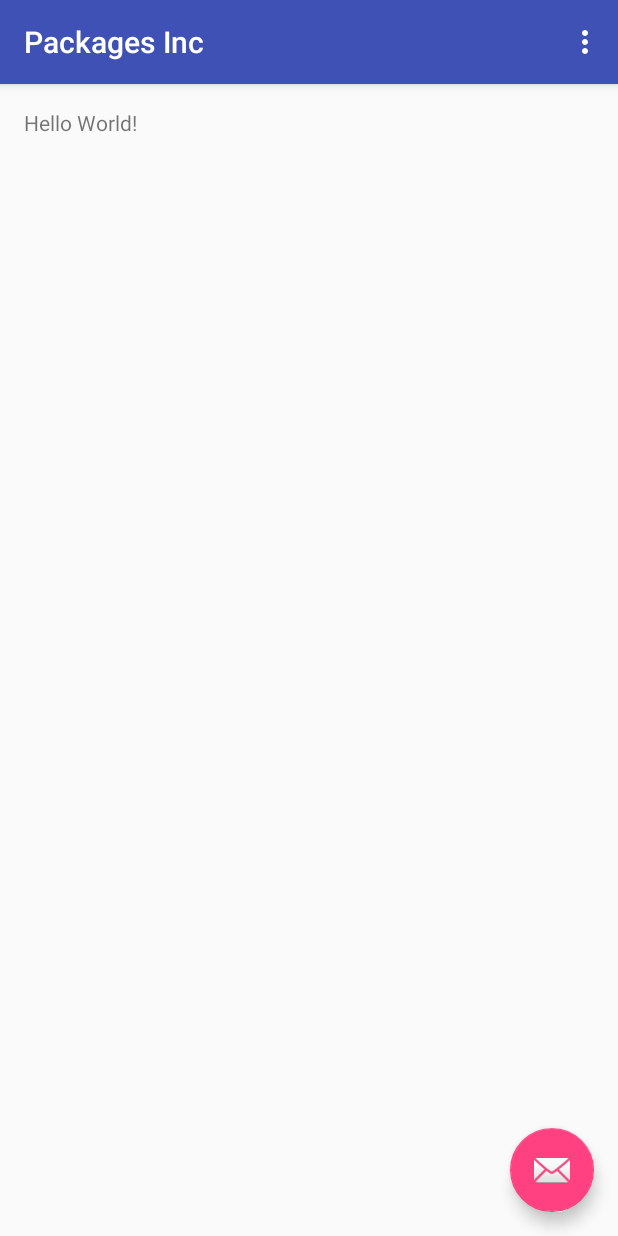
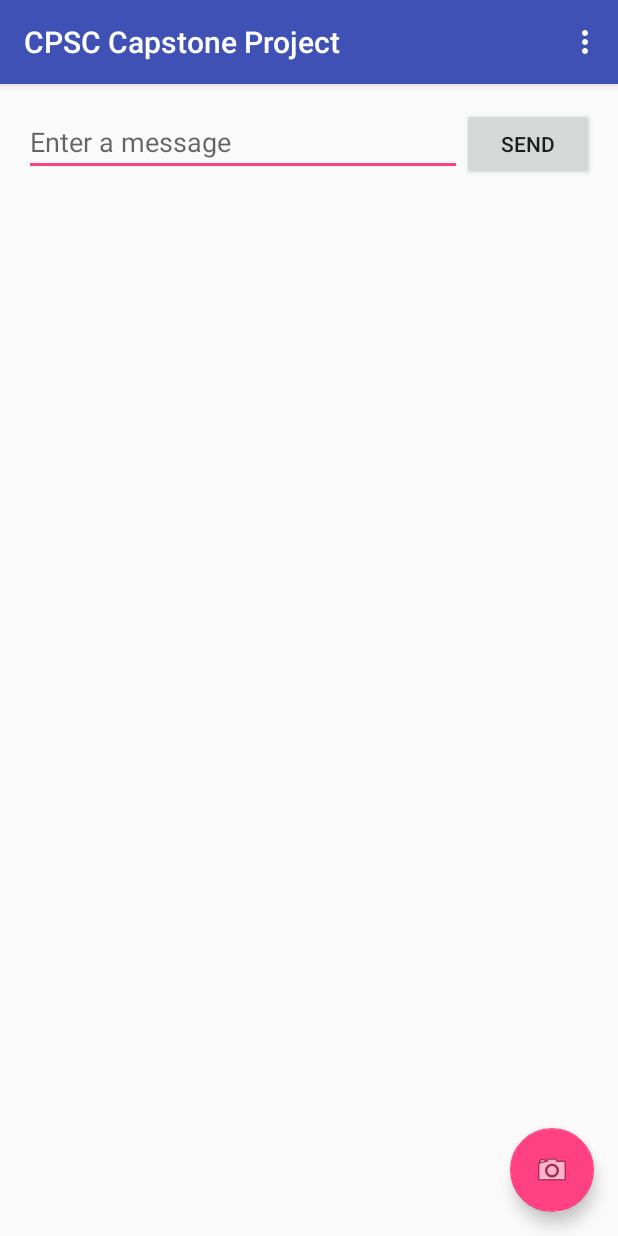
Before and after one commit to AustinTSchaffer/PackagesInc, an Android app: the screen it shows after launch (ActivityMainPage before the commit, MainPage after it), on a phone screen of 412 x 824 dp. Run offline under Robolectric (Android 15) with nearby library versions, the phone set to English and light mode, and no system bars.

Commit message:
Returned Order from Chaos
Combined both the Scandit and AWS portions into a single application that can read barcodes and send their values to a specific AWS table.

Notable bug 1: crashes when null string

Notable bug 2: barcode accuracy

```diff
--- a/app/src/main/AndroidManifest.xml
+++ b/app/src/main/AndroidManifest.xml
@@ -13,14 +13,19 @@
         android:supportsRtl="true"
         android:theme="@style/AppTheme">
         <activity
-            android:name=".ActivityMainPage"
+            android:name=".MainPage"
             android:label="@string/app_name"
             android:theme="@style/AppTheme.NoActionBar">
             <intent-filter>
                 <action android:name="android.intent.action.MAIN" />
-
                 <category android:name="android.intent.category.LAUNCHER" />
             </intent-filter>
+        </activity>
+        <activity android:name=".BarcodeScanner"
+            android:label="@string/title_activity_scan_barcode">
+        </activity>
+        <activity android:name=".DisplayMessage"
+            android:label="@string/title_activity_display_message" >
         </activity>
     </application>
 
--- a/app/src/main/java/com/capstone/packagescanner/packagesinc/ActivityMainPage.java
+++ b/app/src/main/java/com/capstone/packagescanner/packagesinc/MainPage.java
@@ -1,32 +1,50 @@
 package com.capstone.packagescanner.packagesinc;
 
+import android.content.Intent;
 import android.os.Bundle;
 import android.support.design.widget.FloatingActionButton;
-import android.support.design.widget.Snackbar;
 import android.support.v7.app.AppCompatActivity;
 import android.support.v7.widget.Toolbar;
+import android.view.View;
 import android.view.Menu;
 import android.view.MenuItem;
-import android.view.View;
+import android.widget.EditText;
 
-public class ActivityMainPage extends AppCompatActivity {
-
+public class MainPage extends AppCompatActivity {
+    // TODO: Intents that enter and leave a class must use codes that exist in the destination class.
+    public final static String EXTRA_MESSAGE = "com.capstone.packagescanner.MESSAGE";
+    public final static String SCANNED_BARCODE = "com.capstone.packagescanner.BARCODE_SCANNED";
+    public final static String SCAN_BARCODE = "com.capstone.packagescanner.SCAN_BARCODE";
+    private Intent intent;
 
     @Override
     protected void onCreate(Bundle savedInstanceState) {
         super.onCreate(savedInstanceState);
-        setContentView(R.layout.activity_activity_main_page);
+        setContentView(R.layout.activity_main_page);
+
+        this.digentIntent();
+
         Toolbar toolbar = (Toolbar) findViewById(R.id.toolbar);
         setSupportActionBar(toolbar);
 
         FloatingActionButton fab = (FloatingActionButton) findViewById(R.id.fab);
         fab.setOnClickListener(new View.OnClickListener() {
+
             @Override
             public void onClick(View view) {
-                Snackbar.make(view, "Replace with your own action", Snackbar.LENGTH_LONG)
-                        .setAction("Action", null).show();
+                openCamera(view);
             }
         });
+    }
+
+    private void digentIntent() {
+        this.intent = getIntent();
+
+        if (this.intent.hasExtra(MainPage.SCANNED_BARCODE)) {
+            EditText editText = (EditText) findViewById(R.id.edit_message);
+            editText.setText(this.intent.getStringExtra(MainPage.SCANNED_BARCODE));
+        }
+
     }
 
     @Override
@@ -50,4 +68,19 @@ public class ActivityMainPage extends AppCompatActivity {
 
         return super.onOptionsItemSelected(item);
     }
+
+    public void openCamera(View view) {
+        Intent intent = new Intent(this, BarcodeScanner.class);
+        intent.putExtra(this.SCAN_BARCODE, "");
+        startActivity(intent);
+    }
+
+    public void sendMessage(View view) {
+        Intent intent = new Intent(this, DisplayMessage.class);
+        EditText editText = (EditText) findViewById(R.id.edit_message);
+        String message = editText.getText().toString();
+        intent.putExtra(EXTRA_MESSAGE, message);
+        startActivity(intent);
+    }
+
 }
--- a/app/src/main/res/layout/activity_activity_main_page.xml
+++ b/app/src/main/res/layout/activity_main_page.xml
@@ -5,7 +5,7 @@
     android:layout_width="match_parent"
     android:layout_height="match_parent"
     android:fitsSystemWindows="true"
-    tools:context="com.capstone.packagescanner.packagesinc.ActivityMainPage">
+    tools:context="com.capstone.packagescanner.packagesinc.MainPage">
 
     <android.support.design.widget.AppBarLayout
         android:layout_width="match_parent"
@@ -21,7 +21,7 @@
 
     </android.support.design.widget.AppBarLayout>
 
-    <include layout="@layout/content_activity_main_page" />
+    <include layout="@layout/content_main_page" />
 
     <android.support.design.widget.FloatingActionButton
         android:id="@+id/fab"
@@ -29,6 +29,6 @@
         android:layout_height="wrap_content"
         android:layout_gravity="bottom|end"
         android:layout_margin="@dimen/fab_margin"
-        android:src="@android:drawable/ic_dialog_email" />
+        android:src="@android:drawable/ic_menu_camera" />
 
 </android.support.design.widget.CoordinatorLayout>
--- a/app/src/main/res/layout/content_activity_main_page.xml
+++ b/app/src/main/res/layout/content_main_page.xml
@@ -1,5 +1,5 @@
 <?xml version="1.0" encoding="utf-8"?>
-<RelativeLayout xmlns:android="http://schemas.android.com/apk/res/android"
+<LinearLayout xmlns:android="http://schemas.android.com/apk/res/android"
     xmlns:app="http://schemas.android.com/apk/res-auto"
     xmlns:tools="http://schemas.android.com/tools"
     android:layout_width="match_parent"
@@ -9,11 +9,20 @@
     android:paddingRight="@dimen/activity_horizontal_margin"
     android:paddingTop="@dimen/activity_vertical_margin"
     app:layout_behavior="@string/appbar_scrolling_view_behavior"
-    tools:context="com.capstone.packagescanner.packagesinc.ActivityMainPage"
-    tools:showIn="@layout/activity_activity_main_page">
+    tools:context="com.capstone.packagescanner.packagesinc.MainPage"
+    tools:showIn="@layout/activity_main_page">
 
-    <TextView
+    <EditText
+        android:id="@+id/edit_message"
+        android:layout_weight="1"
+        android:layout_width="0dp"
+        android:layout_height="wrap_content"
+        android:hint="@string/edit_message" />
+
+    <Button
         android:layout_width="wrap_content"
         android:layout_height="wrap_content"
-        android:text="Hello World!" />
-</RelativeLayout>
+        android:text="@string/button_send"
+        android:onClick="sendMessage"/>
+
+</LinearLayout>
--- a/app/src/main/res/menu/menu_activity_main_page.xml
+++ b/app/src/main/res/menu/menu_activity_main_page.xml
@@ -1,7 +1,7 @@
 <menu xmlns:android="http://schemas.android.com/apk/res/android"
     xmlns:app="http://schemas.android.com/apk/res-auto"
     xmlns:tools="http://schemas.android.com/tools"
-    tools:context="com.capstone.packagescanner.packagesinc.ActivityMainPage">
+    tools:context=".MainPage">
     <item
         android:id="@+id/action_settings"
         android:orderInCategory="100"
--- a/app/src/main/res/values/strings.xml
+++ b/app/src/main/res/values/strings.xml
@@ -1,4 +1,9 @@
 <resources>
-    <string name="app_name">Packages Inc</string>
+    <string name="app_name">CPSC Capstone Project</string>
     <string name="action_settings">Settings</string>
+    <string name="scandit_default_app_key">osXG5EFmg/u1VaDRVcDq4HMV33qU2p8pg/fotfVkgq4</string>
+    <string name="edit_message">Enter a message</string>
+    <string name="button_send">Send</string>
+    <string name="title_activity_display_message">My Message</string>
+    <string name="title_activity_scan_barcode">Scan Barcode</string>
 </resources>
```
Also changed, not shown: app/build.gradle (+8 -6 lines), app/src/main/java/com/capstone/packagescanner/packagesinc/AWSTask.java (added, +80 -0 lines), app/src/main/java/com/capstone/packagescanner/packagesinc/BarcodeScanner.java (added, +79 -0 lines), app/src/main/java/com/capstone/packagescanner/packagesinc/DisplayMessage.java (added, +76 -0 lines), app/src/main/res/layout/activity_display_message.xml (added, +16 -0 lines), gradle/wrapper/gradle-wrapper.properties.
